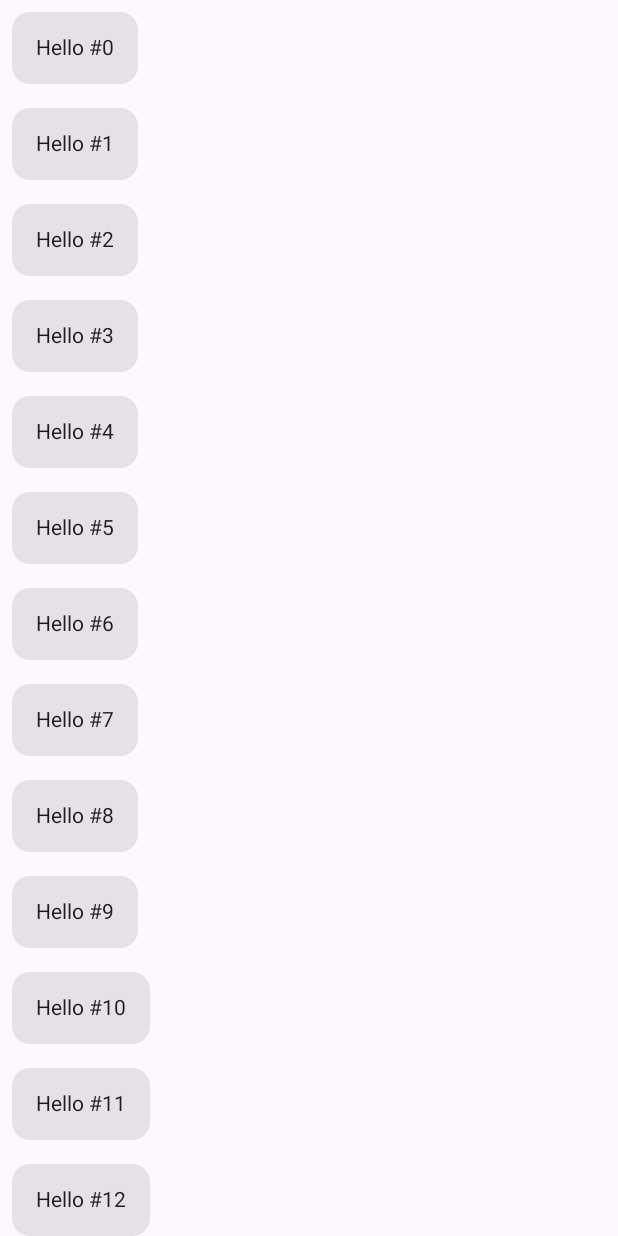
After one commit to AvaileDev/availe, an Android app built with Jetpack Compose: the composable ChatThread shown on its own in the app's theme, on a phone screen of 412 x 824 dp. The commit adds this screen. Run offline under Robolectric (Android 15) with nearby library versions, the phone set to English and light mode, and no system bars; 2 statements that could not run were skipped.

Commit message:
feat: add scrollbar to chat thread #AVA-18
commit 04c939c45c8da2a3691a4f99a346944733dca4ad
Author: availe <94802525+availe@users.noreply.github.com>
Date:   Sat May 10 15:15:06 2025 -0400

    rename

commit 7f1f1c46d11e47564ec9a0196b5b8418506b14ce
Author: availe <94802525+availe@users.noreply.github.com>
Date:   Sat May 10 15:11:21 2025 -0400

    refactor

commit fd7c035fb17217d52ed1c440319b2f904d45b991
Author: availe <94802525+availe@users.noreply.github.com>
Date:   Sat May 10 15:00:29 2025 -0400

    Update App.kt

commit ad4d1af59870bb4e24ac654c5946b3bb73e542b5
Author: availe <94802525+availe@users.noreply.github.com>
Date:   Sat May 10 14:50:00 2025 -0400

    reduce chat input field max height to 200dp

commit 315cceea58722088564d99999a56eb901c4ac949
Author: availe <94802525+availe@users.noreply.github.com>
Date:   Sat May 10 14:44:13 2025 -0400

    move chat message thread scrollbar to right-most side of screen

commit c30a8b743cb4979953a6f266b9fbed722db74a07
Author: availe <94802525+availe@users.noreply.github.com>
Date:   Sat May 10 14:28:04 2025 -0400

    scroll and styling

```diff
--- a/composeApp/src/commonMain/kotlin/io/availe/components/ChatInputField.kt
+++ b/composeApp/src/commonMain/kotlin/io/availe/components/ChatInputField.kt
@@ -17,7 +17,7 @@ import io.github.oikvpqya.compose.fastscroller.material3.defaultMaterialScrollba
 import io.github.oikvpqya.compose.fastscroller.rememberScrollbarAdapter
 
 private val min_height = 100.dp
-private val max_height = 400.dp
+private val max_height = 200.dp
 
 /**
  * A composable function that renders a responsive chat input field with a scrollbar
--- /dev/null
+++ b/composeApp/src/commonMain/kotlin/io/availe/components/chatMessageThread/ChatThread.kt
@@ -0,0 +1,27 @@
+package io.availe.components.chatMessageThread
+
+import androidx.compose.foundation.layout.padding
+import androidx.compose.foundation.lazy.LazyColumn
+import androidx.compose.foundation.lazy.LazyListState
+import androidx.compose.material3.Card
+import androidx.compose.material3.Text
+import androidx.compose.runtime.Composable
+import androidx.compose.ui.Modifier
+import androidx.compose.ui.unit.dp
+
+@Composable
+fun ChatThread(
+    state: LazyListState,
+    modifier: Modifier = Modifier
+) {
+    LazyColumn(
+        state = state,
+        modifier = modifier
+    ) {
+        items(1000) { index ->
+            Card(modifier = Modifier.padding(8.dp)) {
+                Text("Hello #$index", modifier = Modifier.padding(16.dp))
+            }
+        }
+    }
+}
```
Also changed, not shown: composeApp/src/commonMain/kotlin/io/availe/App.kt (+9 -6 lines), composeApp/src/commonMain/kotlin/io/availe/components/ChatMessageThread.kt (deleted, +0 -18 lines), composeApp/src/commonMain/kotlin/io/availe/components/chatMessageThread/ChatThreadContainerWithScrollbar.kt (added, +36 -0 lines).
